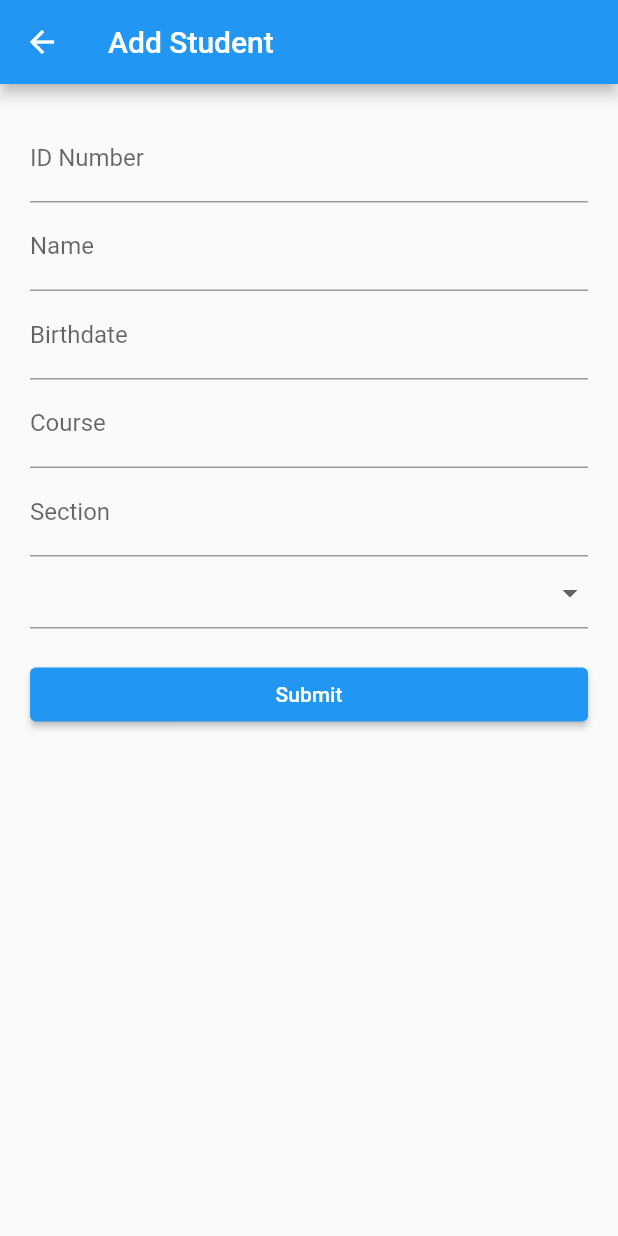
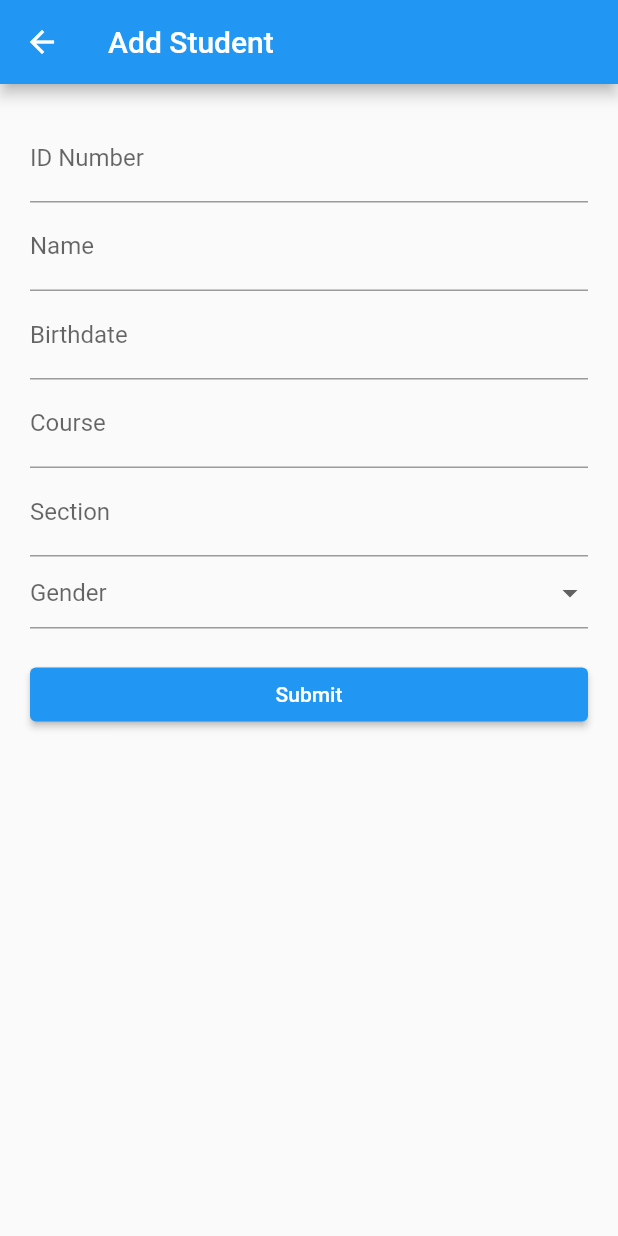
Before and after one commit to MarkRywell/activity4, a Flutter app: the screen it shows after launch, after a tap on the "add" icon, on a phone screen of 412 x 824 dp. Run offline on Flutter 3.47's test engine with Material 2 defaults, Android fonts, the phone set to English and light mode, and no system bars; our stand-ins replace sqflite; accounts and stored records are empty.

Commit message:
fixed some issues

```diff
--- a/lib/form_page.dart
+++ b/lib/form_page.dart
@@ -19,7 +19,6 @@ class FormPage extends StatefulWidget {
 class _FormPageState extends State<FormPage> {
 
   var formKey = GlobalKey<FormState>();
-
   var selectedGender = '';
 
   TextEditingController idController = TextEditingController();
@@ -48,7 +47,7 @@ class _FormPageState extends State<FormPage> {
         ),
         body: Form(
           key: formKey,
-          autovalidateMode: AutovalidateMode.onUserInteraction,
+          autovalidateMode: AutovalidateMode.disabled,
           child: ListView(
             padding: const EdgeInsets.all(20),
             children: [
@@ -109,6 +108,7 @@ class _FormPageState extends State<FormPage> {
                 },
               ),
               DropdownButtonFormField(
+                hint: Text("Gender"),
                   items: const [
                     DropdownMenuItem(
                         value: "Male",
@@ -125,15 +125,16 @@ class _FormPageState extends State<FormPage> {
                   ],
                   onChanged: (value) {
                     selectedGender = value!;
-                  }
+                  },
+                  validator: (value){
+                    return value == null || value.isEmpty ? 'Select Gender' : null;
+                    },
               ),
               const SizedBox(height: 20),
               ElevatedButton(
                   onPressed: () async {
-
-                    if(formKey.currentState!.validate()){
-
-                      var newStudent  = Student(
+                    if (formKey.currentState!.validate()) {
+                      var newStudent = Student(
                           id: int.parse(idController.text),
                           name: nameController.text,
                           birthday: birthdayController.text,
@@ -145,9 +146,8 @@ class _FormPageState extends State<FormPage> {
                       await insertStudent(newStudent);
                       Navigator.pop(context);
                     }
-
                   },
-                  child: const Text("Submit")
+                    child: const Text("Submit")
               )
             ],
           ),
--- a/lib/home_page.dart
+++ b/lib/home_page.dart
@@ -22,10 +22,10 @@ class _HomePageState extends State<HomePage> {
     // Get a reference to the database.
     final Database db = await widget.database;
 
-    // Query the table for all The Dogs.
+    // Query the table for all The Student.
     final List<Map<String, dynamic>> maps = await db.query('students');
 
-    // Convert the List<Map<String, dynamic> into a List<Dog>.
+    // Convert the List<Map<String, dynamic> into a List<Student>.
     return List.generate(maps.length, (i) {
 
       return Student(
@@ -46,9 +46,9 @@ class _HomePageState extends State<HomePage> {
     // Remove the Dog from the database.
     await db.delete(
       'students',
-      // Use a `where` clause to delete a specific dog.
+      // Use a `where` clause to delete a specific student.
       where: 'id = ?',
-      // Pass the Dog's id as a whereArg to prevent SQL injection.
+      // Pass the Student's id as a whereArg to prevent SQL injection.
       whereArgs: [id],
     );
   }
@@ -57,11 +57,11 @@ class _HomePageState extends State<HomePage> {
     // Get a reference to the database.
     final db = await widget.database;
 
-    // Update the given Dog.
+    // Update the given Student.
     await db.update(
-      'dogs',
+      'student',
       student.toMap(),
-      // Ensure that the Dog has a matching id.
+      // Ensure that the Student has a matching id.
       where: 'id = ?',
       // Pass the Dog's id as a whereArg to prevent SQL injection.
       whereArgs: [student.id],
@@ -93,6 +93,13 @@ class _HomePageState extends State<HomePage> {
     return Scaffold(
       appBar: AppBar(
         title: const Text('Activity #4'),
+        actions: [
+          IconButton(
+              icon: Icon(Icons.edit),
+          onPressed: () {
+
+          },),
+        ]
       ),
       body: ListView.builder(
           itemCount: students_list.length,
```
